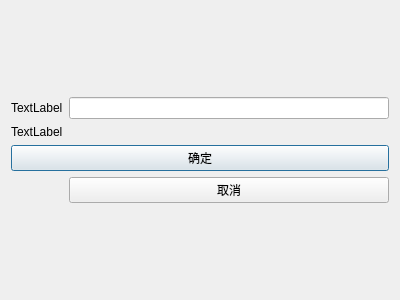
emmTGB/QtMatchingGame, file GameWinDialog.ui: the form before one commit.
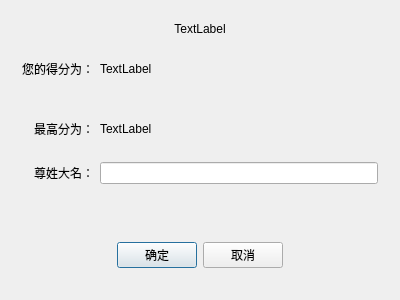
The form after the commit.

Diff of the .ui file:
```diff
--- a/GameWinDialog.ui
+++ b/GameWinDialog.ui
@@ -13,63 +13,137 @@
   <property name="windowTitle">
    <string>GameWinDialog</string>
   </property>
-  <layout class="QFormLayout" name="formLayout">
-   <item row="0" column="1">
-    <spacer name="verticalSpacer_2">
-     <property name="orientation">
-      <enum>Qt::Vertical</enum>
-     </property>
-     <property name="sizeHint" stdset="0">
-      <size>
-       <width>20</width>
-       <height>40</height>
-      </size>
-     </property>
-    </spacer>
+  <layout class="QVBoxLayout" name="verticalLayout" stretch="6,2">
+   <item>
+    <widget class="QWidget" name="widget" native="true">
+     <layout class="QGridLayout" name="gridLayout_2">
+      <item row="2" column="0">
+       <widget class="QLabel" name="label_2">
+        <property name="text">
+         <string>最高分为：</string>
+        </property>
+        <property name="alignment">
+         <set>Qt::AlignRight|Qt::AlignTrailing|Qt::AlignVCenter</set>
+        </property>
+       </widget>
+      </item>
+      <item row="0" column="0" colspan="2">
+       <widget class="QLabel" name="label_3">
+        <property name="sizePolicy">
+         <sizepolicy hsizetype="Preferred" vsizetype="Fixed">
+          <horstretch>0</horstretch>
+          <verstretch>28</verstretch>
+         </sizepolicy>
+        </property>
+        <property name="text">
+         <string>TextLabel</string>
+        </property>
+        <property name="alignment">
+         <set>Qt::AlignCenter</set>
+        </property>
+       </widget>
+      </item>
+      <item row="1" column="1">
+       <widget class="QLabel" name="curLbl">
+        <property name="text">
+         <string>TextLabel</string>
+        </property>
+       </widget>
+      </item>
+      <item row="2" column="1">
+       <widget class="QLabel" name="hiLbl">
+        <property name="text">
+         <string>TextLabel</string>
+        </property>
+       </widget>
    </item>
    <item row="1" column="0">
     <widget class="QLabel" name="label">
      <property name="text">
-      <string>TextLabel</string>
-     </property>
-    </widget>
-   </item>
-   <item row="1" column="1">
+         <string>您的得分为：</string>
+        </property>
+        <property name="alignment">
+         <set>Qt::AlignRight|Qt::AlignTrailing|Qt::AlignVCenter</set>
+        </property>
+       </widget>
+      </item>
+      <item row="3" column="0">
+       <widget class="QLabel" name="label_4">
+        <property name="text">
+         <string>尊姓大名：</string>
+        </property>
+        <property name="alignment">
+         <set>Qt::AlignRight|Qt::AlignTrailing|Qt::AlignVCenter</set>
+        </property>
+       </widget>
+      </item>
+      <item row="3" column="1">
     <widget class="QLineEdit" name="nameLine"/>
    </item>
-   <item row="2" column="0" colspan="2">
-    <widget class="QLabel" name="label_2">
-     <property name="text">
-      <string>TextLabel</string>
-     </property>
+      <item row="5" column="1">
+       <spacer name="verticalSpacer">
+        <property name="orientation">
+         <enum>Qt::Vertical</enum>
+        </property>
+        <property name="sizeType">
+         <enum>QSizePolicy::Fixed</enum>
+        </property>
+        <property name="sizeHint" stdset="0">
+         <size>
+          <width>20</width>
+          <height>20</height>
+         </size>
+        </property>
+       </spacer>
+      </item>
+     </layout>
     </widget>
    </item>
-   <item row="3" column="0" colspan="2">
+   <item>
+    <widget class="QWidget" name="widget_2" native="true">
+     <layout class="QHBoxLayout" name="horizontalLayout">
+      <item>
+       <spacer name="horizontalSpacer">
+        <property name="orientation">
+         <enum>Qt::Horizontal</enum>
+        </property>
+        <property name="sizeHint" stdset="0">
+         <size>
+          <width>40</width>
+          <height>20</height>
+         </size>
+        </property>
+       </spacer>
+      </item>
+      <item>
     <widget class="QPushButton" name="okBtn">
      <property name="text">
       <string>确定</string>
      </property>
     </widget>
    </item>
-   <item row="4" column="1">
+      <item>
     <widget class="QPushButton" name="cancelBtn">
      <property name="text">
       <string>取消</string>
      </property>
     </widget>
    </item>
-   <item row="5" column="1">
-    <spacer name="verticalSpacer">
+      <item>
+       <spacer name="horizontalSpacer_2">
      <property name="orientation">
-      <enum>Qt::Vertical</enum>
+         <enum>Qt::Horizontal</enum>
      </property>
      <property name="sizeHint" stdset="0">
       <size>
-       <width>20</width>
-       <height>40</height>
+          <width>40</width>
+          <height>20</height>
       </size>
      </property>
     </spacer>
+      </item>
+     </layout>
+    </widget>
    </item>
   </layout>
  </widget>
```
Lines whose indentation alone changed are shown as unchanged.
